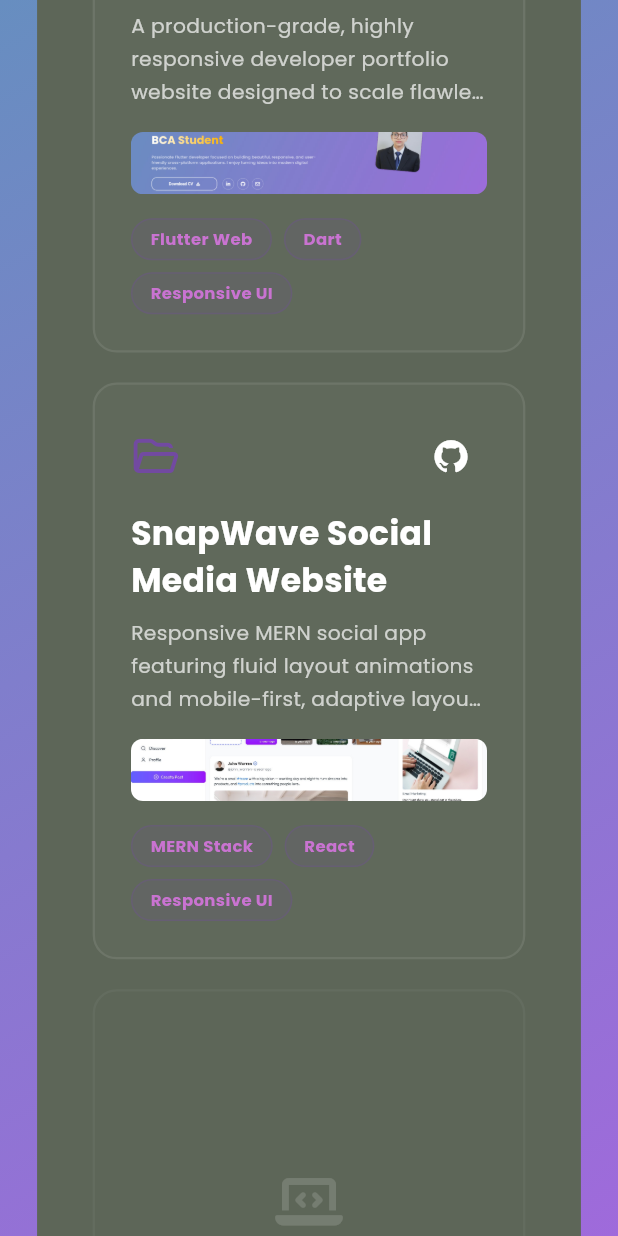
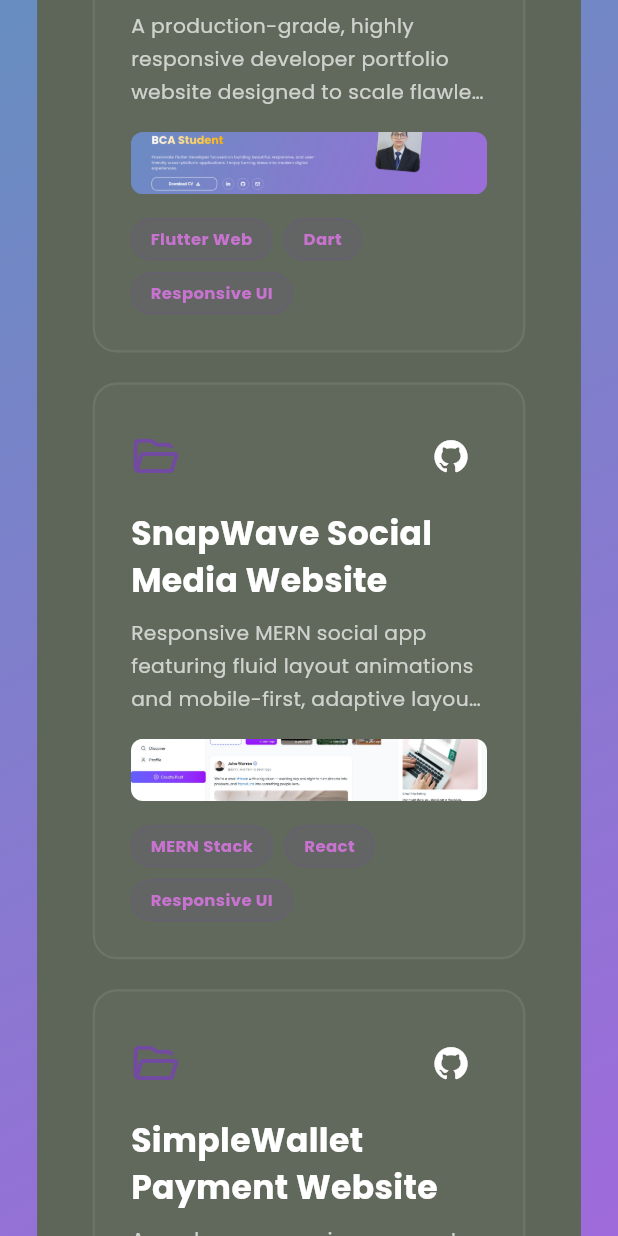
Before and after one commit to adrija-dev/my-portfolio, a Flutter app: the DesktopLayout screen opened directly, scrolled down 1728 dp, on a phone screen of 412 x 824 dp. Run offline on Flutter 3.47's test engine with Material 3 defaults, Android fonts, the phone set to English and light mode, and no system bars; our stand-ins replace font_awesome_flutter, simple_gradient_text.

Commit message:
Add SimpleWallet to project showcase

```diff
--- a/lib/screens/widgets/project_showcase_widget.dart
+++ b/lib/screens/widgets/project_showcase_widget.dart
@@ -36,6 +36,13 @@ class _ProjectShowcaseWidgetState extends State<ProjectShowcaseWidget> {
       'techStack': ['MERN Stack', 'React', 'Responsive UI'],
       'githubUrl': 'https://github.com/adrija-dev/SnapWave',
       'imageAsset': 'assets/images/snapwave_project.jpg',
+    },
+     {
+      'title': 'SimpleWallet Payment Website',
+      'description': 'A modern, responsive payment processing website built with the MERN stack, featuring seamless integration and a user-friendly interface.',
+      'techStack': ['MERN Stack', 'React', 'Responsive UI'],
+      'githubUrl': 'https://github.com/adrija-dev/SimpleWallet',
+      'imageAsset': 'assets/images/simplewallet_project.jpg',
     },
   ];
 
```
Also changed, not shown: assets/images/simplewallet_project.jpg (added).
